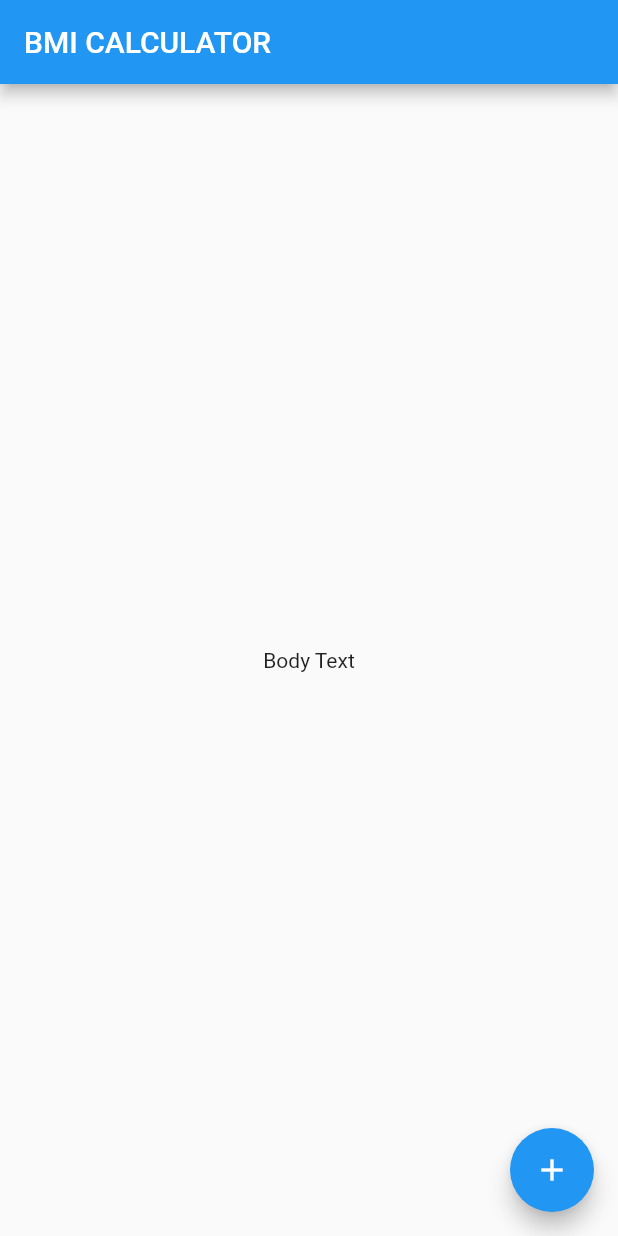
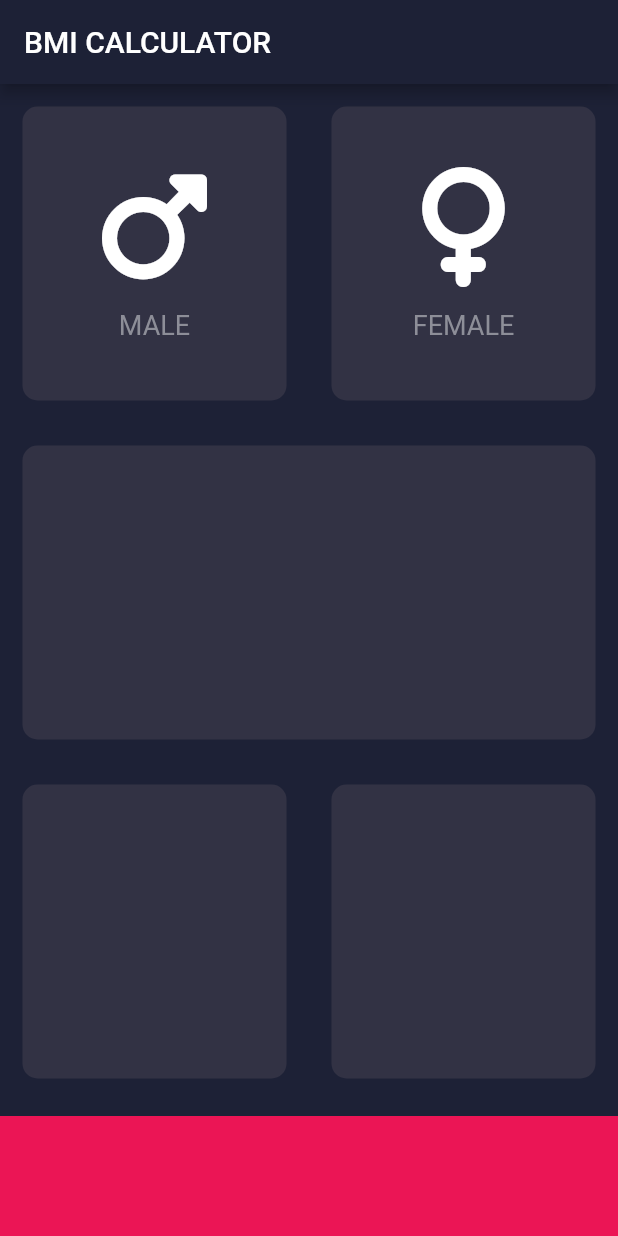
Before and after one commit to Gustavoo01/Flutter-Apps, a Flutter app: the screen it shows after launch, on a phone screen of 412 x 824 dp. Run offline on Flutter 3.47's test engine with Material 2 defaults, Android fonts, the phone set to English and light mode, and no system bars; our stand-ins replace audioplayers, font_awesome_flutter, rflutter_alert.

Commit message:
BMI Calculator Layout

```diff
--- /dev/null
+++ b/bmi_calculator/lib/icon_content.dart
@@ -0,0 +1,34 @@
+import 'package:flutter/material.dart';
+
+const labelTextStyle = TextStyle(
+                                  fontSize: 18.0,
+                                  color: Color(0xFF8D8E98),
+                                );
+
+class IconContent extends StatelessWidget {
+  final String label;
+  final IconData iconData;
+
+  IconContent({required this.label, required this.iconData});
+
+  @override
+  Widget build(BuildContext context) {
+    return Column(
+      mainAxisAlignment: MainAxisAlignment.center,
+      children: <Widget>[
+        Icon(
+          iconData,
+          size: 80.0,
+          color: Colors.white,
+        ),
+        SizedBox(
+          height: 15.0,
+        ),
+        Text(
+          label,
+          style: labelTextStyle,
+        )
+      ],
+    );
+  }
+}
--- /dev/null
+++ b/bmi_calculator/lib/input_page.dart
@@ -0,0 +1,70 @@
+import 'package:bmi_calculator/reusable_card.dart';
+import 'package:flutter/cupertino.dart';
+import 'package:flutter/material.dart';
+import 'package:font_awesome_flutter/font_awesome_flutter.dart';
+
+import 'icon_content.dart';
+
+const bottomContainerHeight = 80.0;
+//Colors
+const bottomContainerColor = Color(0xFFEB1555);
+const activeCardColor = Color(0xFF323244);
+
+class InputPage extends StatefulWidget {
+  @override
+  _InputPageState createState() => _InputPageState();
+}
+
+class _InputPageState extends State<InputPage> {
+  @override
+  Widget build(BuildContext context) {
+    return Scaffold(
+      appBar: AppBar(
+        title: Text('BMI CALCULATOR'),
+      ),
+      body: Column(
+        children: <Widget>[
+          Expanded(
+            child: Row(
+              children: <Widget>[
+                Expanded(
+                  child: ReusableCard(
+                    colour: activeCardColor,
+                    cardChild: IconContent(label: 'MALE', iconData: FontAwesomeIcons.mars,),
+                  ),
+                ),
+                Expanded(
+                  child: ReusableCard(
+                    colour: activeCardColor,
+                    cardChild: IconContent(label: 'FEMALE', iconData: FontAwesomeIcons.venus,),
+                  ),
+                ),
+              ],
+            ),
+          ),
+          Expanded(
+            child: ReusableCard(colour: activeCardColor),
+          ),
+          Expanded(
+            child: Row(
+              children: <Widget>[
+                Expanded(
+                  child: ReusableCard(colour: activeCardColor),
+                ),
+                Expanded(
+                  child: ReusableCard(colour: activeCardColor),
+                ),
+              ],
+            ),
+          ),
+          Container(
+            color: bottomContainerColor,
+            margin: EdgeInsets.only(top: 10.0),
+            width: double.infinity,
+            height: bottomContainerHeight,
+          )
+        ],
+      ),
+    );
+  }
+}
--- a/bmi_calculator/lib/main.dart
+++ b/bmi_calculator/lib/main.dart
@@ -1,4 +1,6 @@
+import 'package:bmi_calculator/themes.dart';
 import 'package:flutter/material.dart';
+import 'input_page.dart';
 
 void main() => runApp(BMICalculator());
 
@@ -6,30 +8,8 @@
   @override
   Widget build(BuildContext context) {
     return MaterialApp(
+      theme: appTheme(),
       home: InputPage(),
     );
   }
 }
-
-class InputPage extends StatefulWidget {
-  @override
-  _InputPageState createState() => _InputPageState();
-}
-
-class _InputPageState extends State<InputPage> {
-  @override
-  Widget build(BuildContext context) {
-    return Scaffold(
-      appBar: AppBar(
-        title: Text('BMI CALCULATOR'),
-      ),
-      body: Center(
-        child: Text('Body Text'),
-      ),
-      floatingActionButton: FloatingActionButton(
-        onPressed: () {  },
-        child: Icon(Icons.add),
-      ),
-    );
-  }
-}
--- /dev/null
+++ b/bmi_calculator/lib/reusable_card.dart
@@ -0,0 +1,20 @@
+import 'package:flutter/material.dart';
+
+class ReusableCard extends StatelessWidget {
+  ReusableCard({required this.colour, this.cardChild});
+
+  final Color colour;
+  final Widget? cardChild;
+
+  @override
+  Widget build(BuildContext context) {
+    return Container(
+      child: cardChild,
+      margin: const EdgeInsets.all(15.0),
+      decoration: BoxDecoration(
+        color: colour,
+        borderRadius: BorderRadius.circular(10.0),
+      ),
+    );
+  }
+}
--- /dev/null
+++ b/bmi_calculator/lib/themes.dart
@@ -0,0 +1,10 @@
+import 'package:flutter/material.dart';
+
+ThemeData appTheme() {
+  return ThemeData.dark().copyWith(
+      appBarTheme:
+        const AppBarTheme(backgroundColor: Color(0xFF1D2136)),
+      scaffoldBackgroundColor:
+        const Color(0xFF1D2136),
+  );
+}
```
Also changed, not shown: bmi_calculator/pubspec.yaml (+2 -67 lines), bmi_calculator/pubspec.lock.
